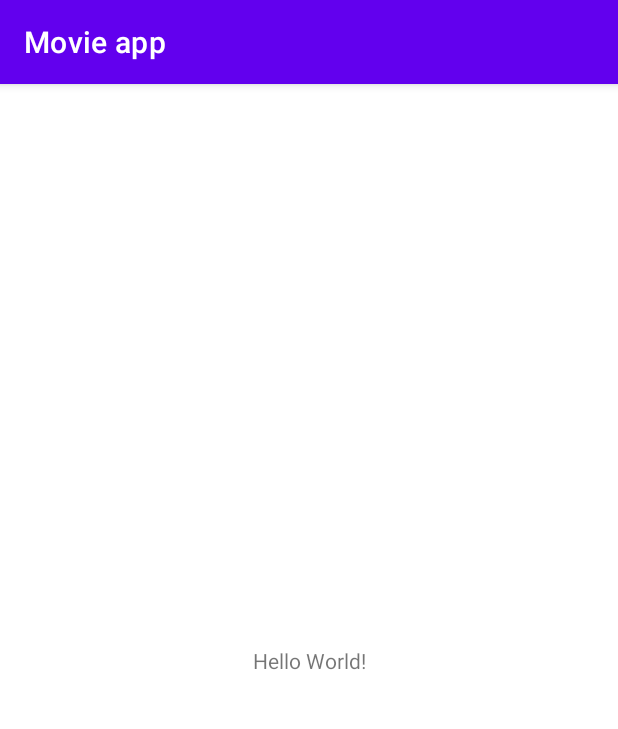
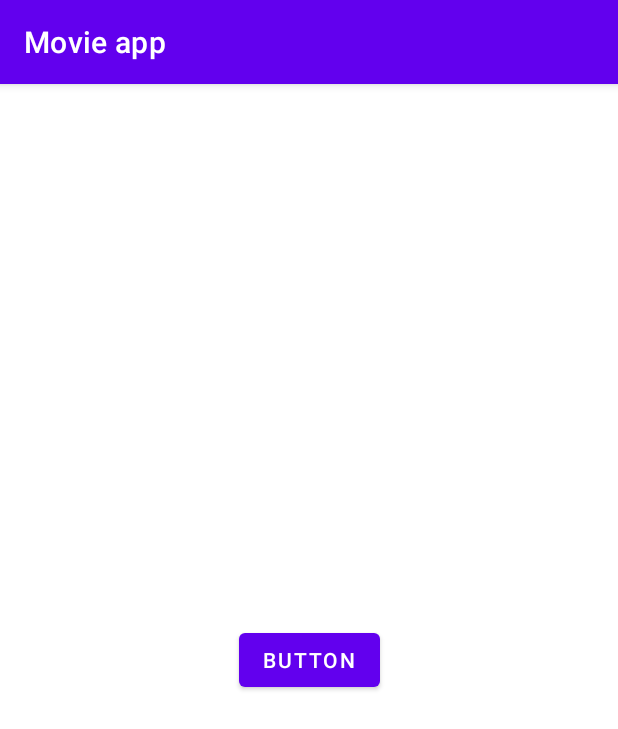
Before and after one commit to Milovan99/Movie_app, an Android app: the screen it shows after launch (MainActivity before the commit, MovieListActivity after it), on a phone screen of 412 x 824 dp. Shown: the top 729 px of the screen. Run offline under Robolectric (Android 15) with nearby library versions, the phone set to English and light mode, and no system bars.

```diff
--- a/app/src/main/AndroidManifest.xml
+++ b/app/src/main/AndroidManifest.xml
@@ -2,6 +2,7 @@
 <manifest xmlns:android="http://schemas.android.com/apk/res/android"
     xmlns:tools="http://schemas.android.com/tools">
 
+    <uses-permission android:name="android.permission.INTERNET"/>
     <application
         android:allowBackup="true"
         android:dataExtractionRules="@xml/data_extraction_rules"
@@ -13,7 +14,7 @@
         android:theme="@style/Theme.MovieApp"
         tools:targetApi="31">
         <activity
-            android:name=".MainActivity"
+            android:name=".MovieListActivity"
             android:exported="true">
             <intent-filter>
                 <action android:name="android.intent.action.MAIN" />
--- a/app/src/main/java/com/milovanjakovljevic/movieapp/MainActivity.java
+++ /dev/null
@@ -1,14 +0,0 @@
-package com.milovanjakovljevic.movieapp;
-
-import androidx.appcompat.app.AppCompatActivity;
-
-import android.os.Bundle;
-
-public class MainActivity extends AppCompatActivity {
-
-    @Override
-    protected void onCreate(Bundle savedInstanceState) {
-        super.onCreate(savedInstanceState);
-        setContentView(R.layout.activity_main);
-    }
-}
--- a/app/src/main/java/com/milovanjakovljevic/movieapp/request/Service.java
+++ b/app/src/main/java/com/milovanjakovljevic/movieapp/request/Servicey.java
@@ -6,7 +6,7 @@ import com.milovanjakovljevic.movieapp.utils.MovieApi;
 import retrofit2.Retrofit;
 import retrofit2.converter.gson.GsonConverterFactory;
 
-public class Service {
+public class Servicey {
 
 
     private static Retrofit.Builder retrofitBuilder =
@@ -18,7 +18,7 @@ public class Service {
 
     private static MovieApi movieApi = retrofit.create(MovieApi.class);
 
-    public MovieApi getMovieApi(){
+    public static MovieApi getMovieApi(){
         return movieApi;
     }
 }
--- a/app/src/main/java/com/milovanjakovljevic/movieapp/utils/Credentials.java
+++ b/app/src/main/java/com/milovanjakovljevic/movieapp/utils/Credentials.java
@@ -4,5 +4,5 @@ public class Credentials {
 
     public static final String BASE_URL = "https://api.themoviedb.org/";
 
-    public static final String PUBLIC_KEY="57b502c86db4507ba6e7c11ba85a2916";
+    public static final String API_KEY="57b502c86db4507ba6e7c11ba85a2916";
 }
--- a/app/src/main/java/com/milovanjakovljevic/movieapp/utils/MovieApi.java
+++ b/app/src/main/java/com/milovanjakovljevic/movieapp/utils/MovieApi.java
@@ -1,6 +1,19 @@
 package com.milovanjakovljevic.movieapp.utils;
 
+import com.milovanjakovljevic.movieapp.response.MovieSearchResponse;
+
+import retrofit2.Call;
+import retrofit2.http.GET;
+import retrofit2.http.Query;
+
 public interface MovieApi {
+    //Search for movies
+
+    @GET("3/movie/search")
+    Call<MovieSearchResponse> searchMovie(@Query("api_key") String key,
+                                          @Query("query") String query,
+                                          @Query("page") String page
+    );
 
 
 }
--- a/app/src/main/res/layout/activity_main.xml
+++ b/app/src/main/res/layout/activity_main.xml
@@ -4,15 +4,17 @@
     xmlns:tools="http://schemas.android.com/tools"
     android:layout_width="match_parent"
     android:layout_height="match_parent"
-    tools:context=".MainActivity">
+    tools:context=".MovieListActivity">
 
-    <TextView
+    <Button
+        android:id="@+id/button"
         android:layout_width="wrap_content"
         android:layout_height="wrap_content"
-        android:text="Hello World!"
+        android:text="Button"
         app:layout_constraintBottom_toBottomOf="parent"
         app:layout_constraintEnd_toEndOf="parent"
+        app:layout_constraintHorizontal_bias="0.5"
         app:layout_constraintStart_toStartOf="parent"
-        app:layout_constraintTop_toTopOf="parent" />
-
+        app:layout_constraintTop_toTopOf="parent"
+        app:layout_constraintVertical_bias="0.5" />
 </androidx.constraintlayout.widget.ConstraintLayout>
```
Also changed, not shown: app/build.gradle (+6 -3 lines), app/src/main/java/com/milovanjakovljevic/movieapp/MovieListActivity.java (added, +81 -0 lines).
